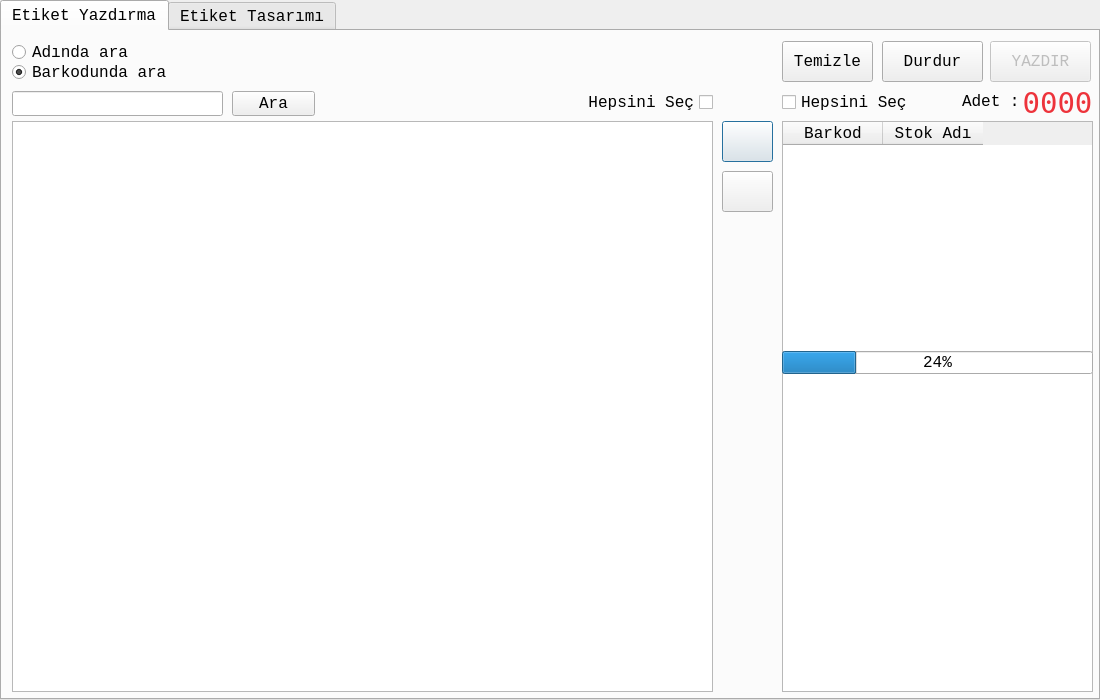
The window that rafetiketidialog.ui (mamoo81/bhss) describes before a commit, drawn with Qt 5.
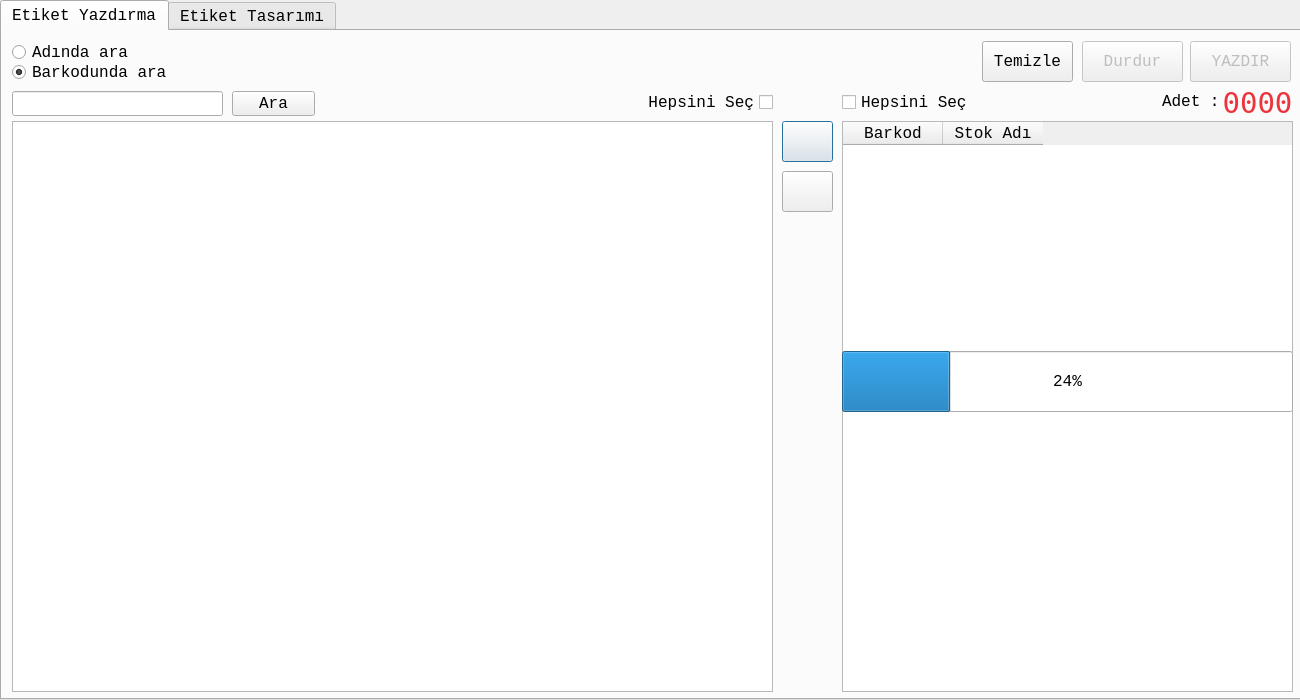
The same window after the commit. Icons and pictures are not drawn.

The edit to the form file:
```diff
--- a/rafetiketidialog.ui
+++ b/rafetiketidialog.ui
@@ -6,19 +6,19 @@
    <rect>
     <x>0</x>
     <y>0</y>
-    <width>1100</width>
+    <width>1300</width>
     <height>700</height>
    </rect>
   </property>
   <property name="minimumSize">
    <size>
-    <width>1100</width>
+    <width>1300</width>
     <height>700</height>
    </size>
   </property>
   <property name="maximumSize">
    <size>
-    <width>1100</width>
+    <width>1300</width>
     <height>700</height>
    </size>
   </property>
@@ -36,7 +36,7 @@
     <rect>
      <x>0</x>
      <y>0</y>
-     <width>1100</width>
+     <width>1301</width>
      <height>700</height>
     </rect>
    </property>
@@ -52,7 +52,7 @@
       <rect>
        <x>10</x>
        <y>90</y>
-       <width>701</width>
+       <width>761</width>
        <height>571</height>
       </rect>
      </property>
@@ -78,7 +78,7 @@
     <widget class="QPushButton" name="eklepushButton">
      <property name="geometry">
       <rect>
-       <x>720</x>
+       <x>780</x>
        <y>90</y>
        <width>51</width>
        <height>41</height>
@@ -101,7 +101,7 @@
     <widget class="QPushButton" name="cikarpushButton">
      <property name="geometry">
       <rect>
-       <x>720</x>
+       <x>780</x>
        <y>140</y>
        <width>51</width>
        <height>41</height>
@@ -124,9 +124,9 @@
     <widget class="QTableWidget" name="yazdirilacaklartableWidget">
      <property name="geometry">
       <rect>
-       <x>780</x>
+       <x>840</x>
        <y>90</y>
-       <width>311</width>
+       <width>451</width>
        <height>571</height>
       </rect>
      </property>
@@ -165,7 +165,7 @@
      </property>
      <property name="geometry">
       <rect>
-       <x>988</x>
+       <x>1188</x>
        <y>10</y>
        <width>101</width>
        <height>41</height>
@@ -191,7 +191,7 @@
     <widget class="QLabel" name="yazdirilacakAdetlabel">
      <property name="geometry">
       <rect>
-       <x>1020</x>
+       <x>1220</x>
        <y>56</y>
        <width>71</width>
        <height>31</height>
@@ -216,7 +216,7 @@
     <widget class="QLabel" name="label_2">
      <property name="geometry">
       <rect>
-       <x>960</x>
+       <x>1160</x>
        <y>60</y>
        <width>61</width>
        <height>21</height>
@@ -256,7 +256,7 @@
     <widget class="QCheckBox" name="hepsiStokkartlaricheckBox">
      <property name="geometry">
       <rect>
-       <x>580</x>
+       <x>640</x>
        <y>60</y>
        <width>131</width>
        <height>23</height>
@@ -272,7 +272,7 @@
     <widget class="QCheckBox" name="HepsiYazdirilacakcheckBox">
      <property name="geometry">
       <rect>
-       <x>780</x>
+       <x>840</x>
        <y>60</y>
        <width>131</width>
        <height>23</height>
@@ -283,9 +283,12 @@
      </property>
     </widget>
     <widget class="QToolButton" name="DurdurtoolButton">
+     <property name="enabled">
+      <bool>false</bool>
+     </property>
      <property name="geometry">
       <rect>
-       <x>880</x>
+       <x>1080</x>
        <y>10</y>
        <width>101</width>
        <height>41</height>
@@ -340,7 +343,7 @@
     <widget class="QToolButton" name="TemizletoolButton">
      <property name="geometry">
       <rect>
-       <x>780</x>
+       <x>980</x>
        <y>10</y>
        <width>91</width>
        <height>41</height>
@@ -362,15 +365,18 @@
     <widget class="QProgressBar" name="progressBar">
      <property name="geometry">
       <rect>
-       <x>780</x>
+       <x>840</x>
        <y>320</y>
-       <width>311</width>
-       <height>23</height>
+       <width>451</width>
+       <height>61</height>
       </rect>
      </property>
      <property name="value">
       <number>24</number>
      </property>
+     <property name="format">
+      <string>%p%</string>
+     </property>
     </widget>
    </widget>
    <widget class="QWidget" name="tab_2">
```
